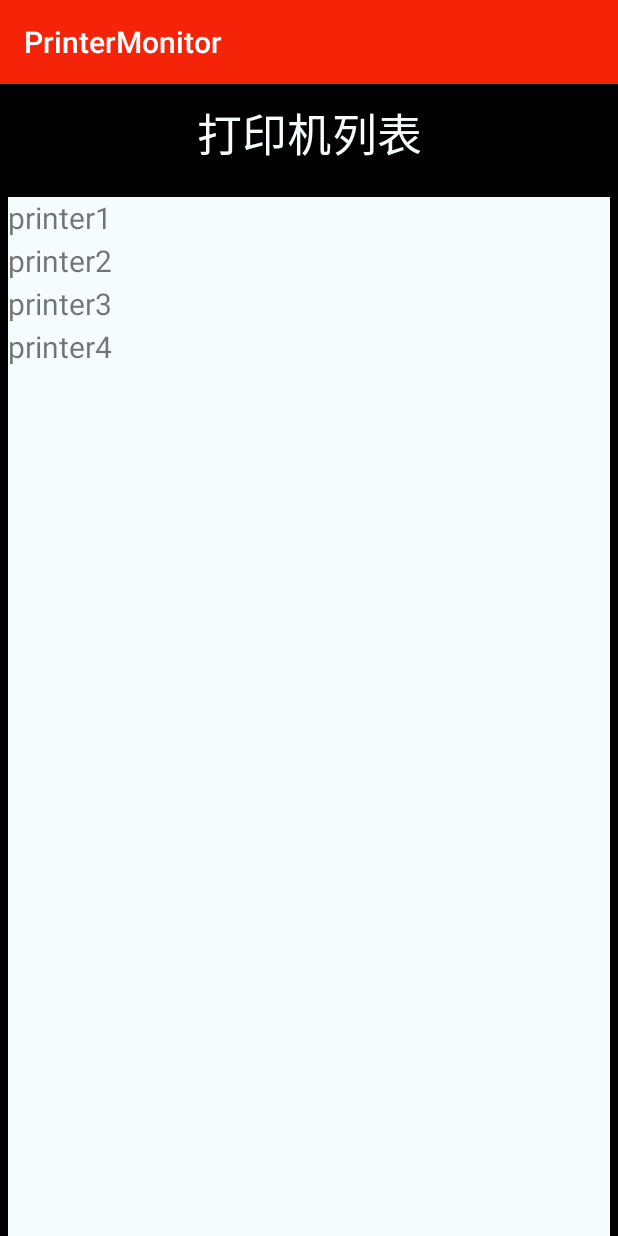
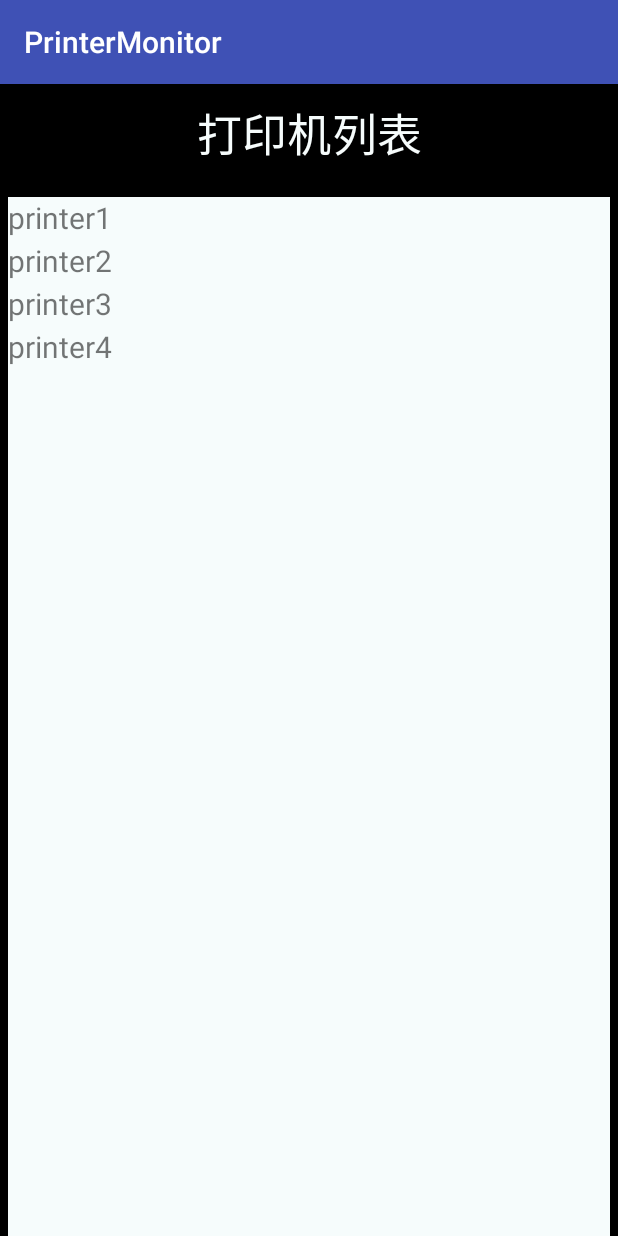
Before and after one commit to ligou525/printer_monitor_app, an Android app: the screen it shows after launch (MainActivity), on a phone screen of 412 x 824 dp. Run offline under Robolectric (Android 15) with nearby library versions, the phone set to English and light mode, and no system bars.

Commit message:
Resolved merge conflict by incorporating both suggestions.

```diff
--- a/app/src/main/res/values/colors.xml
+++ b/app/src/main/res/values/colors.xml
@@ -5,8 +5,10 @@
 
     <!-- 分割线背景色 -->
     <drawable name="line_background">#161823</drawable>
-    <color name="white">#FFFFFF</color>
-    <color name="colorPrimary">#f52307</color>
+
+    <color name="white">#ffffff</color>
+    <color name="colorPrimary">#3F51B5</color>
+
     <color name="colorPrimaryDark">#303F9F</color>
     <color name="colorAccent">#f6fcfc</color>
 </resources>
```
